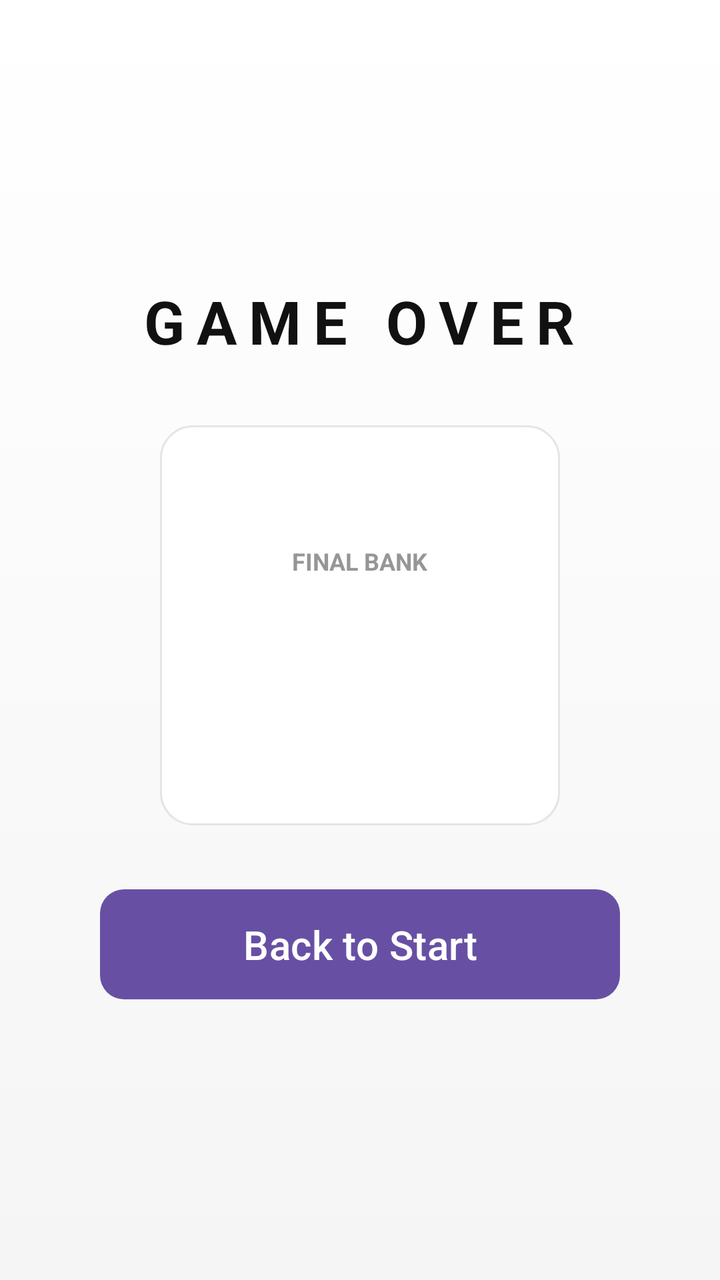
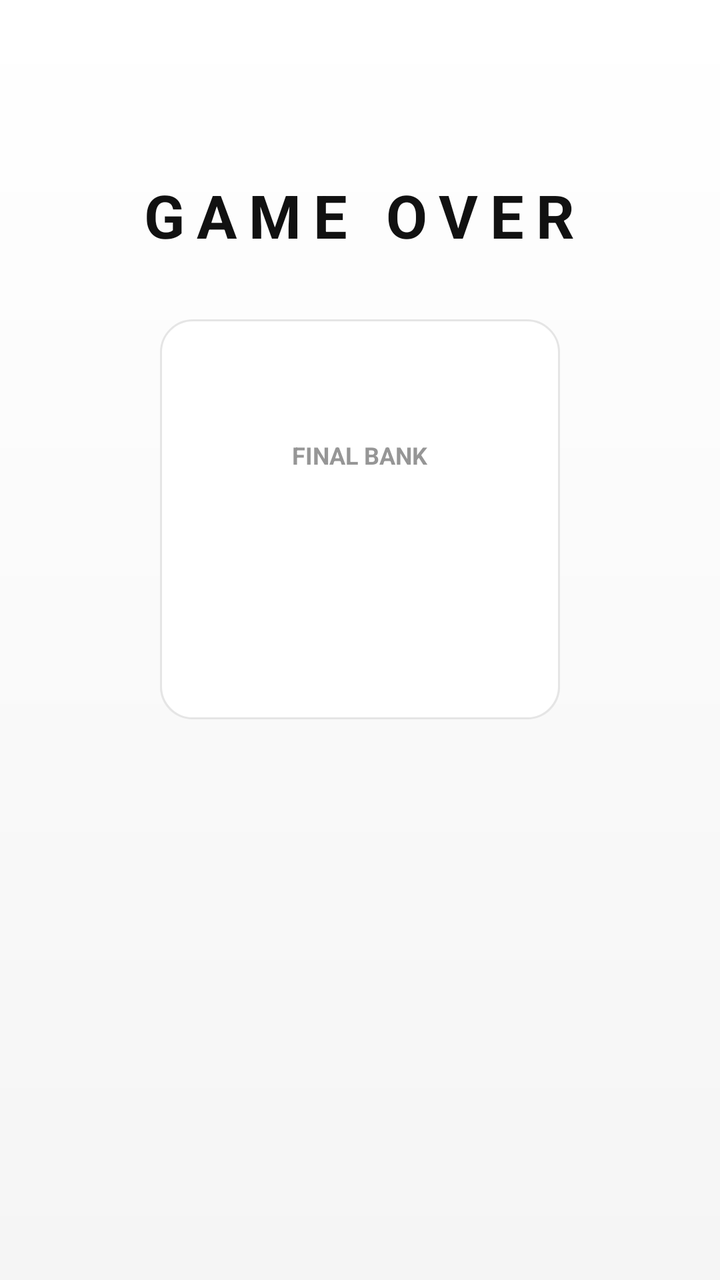

The first picture is an Android layout as it rendered before a commit; the second is the same layout after the commit. The layout source and the unified diff follow.
<!-- AndroidManifest.xml: application theme Theme.InvestmentGame -->
<!-- res/layout/activity_game_over.xml -->
<?xml version="1.0" encoding="utf-8"?>
<LinearLayout xmlns:android="http://schemas.android.com/apk/res/android"
    android:layout_width="match_parent"
    android:layout_height="match_parent"
    android:background="@drawable/main_background"
    android:gravity="center"
    android:orientation="vertical"
    android:padding="16dp">

    <TextView
        android:layout_width="wrap_content"
        android:layout_height="wrap_content"
        android:letterSpacing="0.2"
        android:text="@string/game_over"
        android:textColor="@color/text_primary"
        android:textSize="30sp"
        android:textStyle="bold" />

    <LinearLayout
        android:layout_width="200dp"
        android:layout_height="200dp"
        android:layout_marginTop="32dp"
        android:background="@drawable/glass_pane"
        android:gravity="center"
        android:orientation="vertical">

        <TextView
            android:layout_width="wrap_content"
            android:layout_height="wrap_content"
            android:alpha="0.75"
            android:text="@string/final_bank"
            android:textColor="@color/text_muted"
            android:textSize="12sp"
            android:textStyle="bold" />

        <TextView
            android:id="@+id/bank"
            android:layout_width="wrap_content"
            android:layout_height="wrap_content"
            android:textColor="@color/accent_green"
            android:textSize="48sp"
            android:textStyle="bold" />
    </LinearLayout>

    <Button
        android:id="@+id/finish_game_over"
        android:layout_width="260dp"
        android:layout_height="wrap_content"
        android:layout_marginTop="32dp"
        android:background="@drawable/button_primary"
        android:paddingTop="10dp"
        android:paddingBottom="10dp"
        android:stateListAnimator="@animator/button_press"
        android:text="@string/button_back_to_start"
        android:textAllCaps="false"
        android:textColor="@color/white"
        android:textSize="20sp"
        android:textStyle="normal" />

</LinearLayout>
<!-- resources referenced by this layout -->
<resources>
  <color name="accent_green">#16783B</color>
  <color name="text_muted">#737373</color>
  <color name="text_primary">#111111</color>
  <color name="white">#FFFFFFFF</color>
  <!-- drawable button_primary (drawable) -->
  <?xml version="1.0" encoding="utf-8"?>
  <selector xmlns:android="http://schemas.android.com/apk/res/android">
      <item android:state_pressed="true">
          <shape android:shape="rectangle">
              <corners android:radius="12dp" />
              <solid android:color="#000000" />
          </shape>
      </item>
      <item>
          <shape android:shape="rectangle">
              <corners android:radius="12dp" />
              <solid android:color="#111111" />
          </shape>
      </item>
  </selector>
  <!-- drawable glass_pane (drawable) -->
  <?xml version="1.0" encoding="utf-8"?>
  <layer-list xmlns:android="http://schemas.android.com/apk/res/android">
      <item android:top="1dp">
          <shape android:shape="rectangle">
              <corners android:radius="16dp" />
              <solid android:color="@color/surface_shadow" />
          </shape>
      </item>
  
      <item>
          <shape android:shape="rectangle">
              <corners android:radius="16dp" />
              <solid android:color="@color/surface_white" />
              <stroke
                  android:width="1dp"
                  android:color="@color/surface_stroke" />
          </shape>
      </item>
  </layer-list>
  <!-- drawable main_background (drawable) -->
  <?xml version="1.0" encoding="utf-8"?>
  <shape xmlns:android="http://schemas.android.com/apk/res/android"
      android:shape="rectangle">
      <gradient
          android:angle="270"
          android:startColor="@color/bg_top"
          android:centerColor="@color/bg_mid"
          android:endColor="@color/bg_bottom" />
  </shape>
  <string name="button_back_to_start">Back to Start</string>
  <string name="final_bank">FINAL BANK</string>
  <string name="game_over">GAME OVER</string>
  <style name="Theme.InvestmentGame" parent="Base.Theme.InvestmentGame" />
  <color name="surface_shadow">#0A000000</color>
  <color name="surface_white">#FFFFFFFF</color>
  <color name="surface_stroke">#E5E5E5</color>
  <color name="bg_top">#FFFFFF</color>
  <color name="bg_mid">#FAFAFA</color>
  <color name="bg_bottom">#F5F5F5</color>
  <style name="Base.Theme.InvestmentGame" parent="Theme.Material3.DayNight.NoActionBar">
          
          
      </style>
</resources>

<!-- the commit's change to res/layout/activity_game_over.xml (unified diff, before → after) -->
@@ -42,19 +42,50 @@
             android:textStyle="bold" />
     </LinearLayout>
 
-    <Button
-        android:id="@+id/finish_game_over"
-        android:layout_width="260dp"
+    <LinearLayout
+        android:id="@+id/post_game_container"
+        android:layout_width="match_parent"
         android:layout_height="wrap_content"
-        android:layout_marginTop="32dp"
-        android:background="@drawable/button_primary"
-        android:paddingTop="10dp"
-        android:paddingBottom="10dp"
-        android:stateListAnimator="@animator/button_press"
-        android:text="@string/button_back_to_start"
-        android:textAllCaps="false"
-        android:textColor="@color/white"
-        android:textSize="20sp"
-        android:textStyle="normal" />
+        android:layout_marginTop="24dp"
+        android:gravity="center_horizontal"
+        android:orientation="vertical"
+        android:visibility="invisible">
+
+        <TextView
+            android:id="@+id/questionnaire_message"
+            android:layout_width="wrap_content"
+            android:layout_height="wrap_content"
+            android:gravity="center"
+            android:text="@string/questionnaire_prompt"
+            android:textColor="@color/text_secondary"
+            android:textSize="16sp" />
+
+        <TextView
+            android:id="@+id/next_game_message"
+            android:layout_width="wrap_content"
+            android:layout_height="wrap_content"
+            android:layout_marginTop="3dp"
+            android:gravity="center"
+            android:text="@string/questionnaire_next_game"
+            android:textColor="@color/text_muted"
+            android:textSize="15sp"
+            android:visibility="visible" />
+
+        <Button
+            android:id="@+id/finish_game_over"
+            android:layout_width="260dp"
+            android:layout_height="wrap_content"
+            android:layout_marginTop="24dp"
+            android:background="@drawable/button_primary"
+            android:paddingTop="14dp"
+            android:paddingBottom="14dp"
+            android:stateListAnimator="@animator/button_press"
+            android:text="@string/button_back_to_start"
+            android:textAllCaps="false"
+            android:textColor="@color/white"
+            android:textSize="20sp"
+            android:textStyle="normal"
+            android:visibility="visible" />
+    </LinearLayout>
 
 </LinearLayout>
<!-- resource entries referenced after the edit -->
@@ -3,6 +3,7 @@
   <color name="accent_green">#16783B</color>
   <color name="text_muted">#737373</color>
   <color name="text_primary">#111111</color>
+  <color name="text_secondary">#404040</color>
   <color name="white">#FFFFFFFF</color>
   <!-- drawable button_primary (drawable) -->
   <?xml version="1.0" encoding="utf-8"?>
@@ -53,6 +54,8 @@
   <string name="button_back_to_start">Back to Start</string>
   <string name="final_bank">FINAL BANK</string>
   <string name="game_over">GAME OVER</string>
+  <string name="questionnaire_next_game">When done, tap the button below to start the next game.</string>
+  <string name="questionnaire_prompt">Please fill in the questionnaire before continuing.</string>
   <style name="Theme.InvestmentGame" parent="Base.Theme.InvestmentGame" />
   <color name="surface_shadow">#0A000000</color>
   <color name="surface_white">#FFFFFFFF</color>
